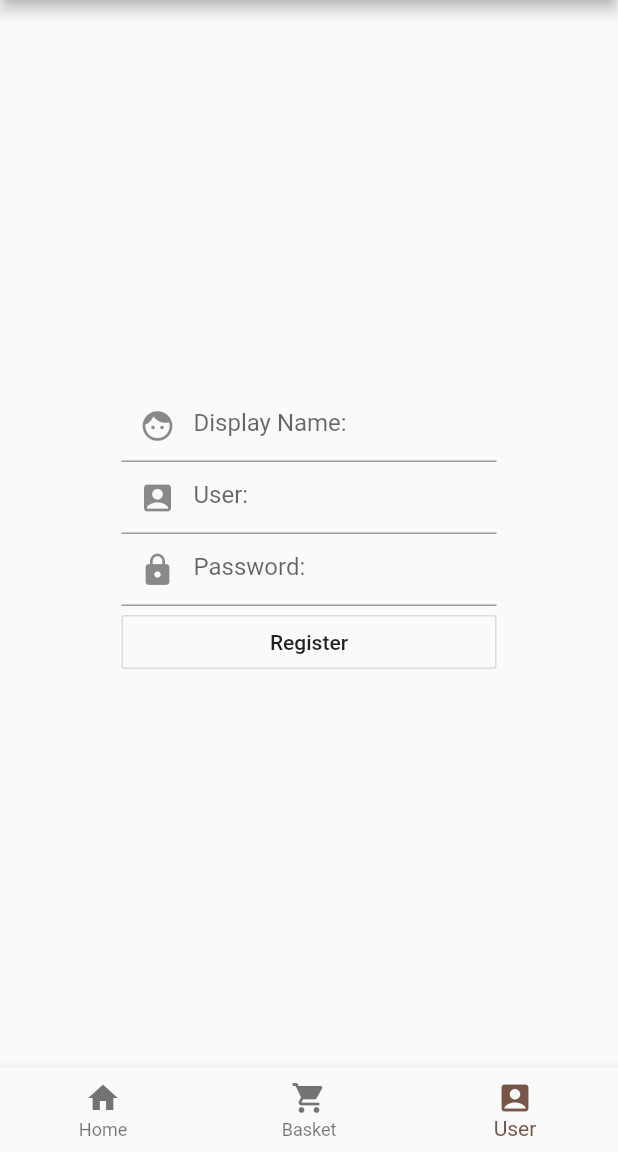
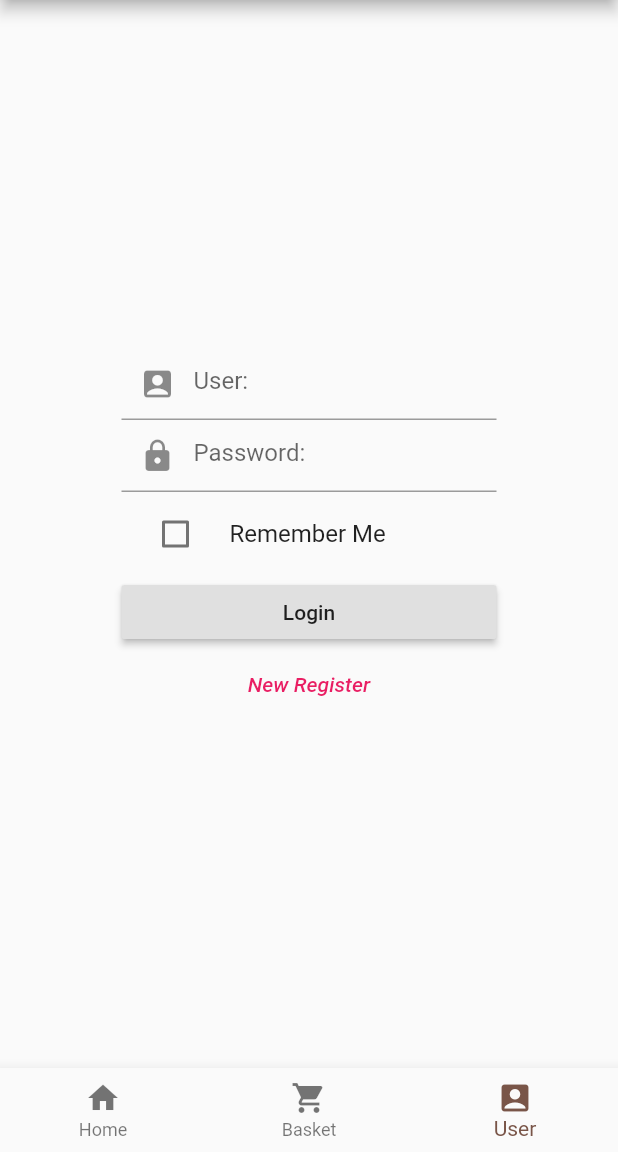
Before and after one commit to masterUNG/UngShoppee, a Flutter app: the screen it shows after launch, item 3 of the bottom bar chosen, on a phone screen of 412 x 824 dp, the part 84-1236 px from its top. Run offline on Flutter 3.47's test engine with Material 2 defaults, Android fonts, the phone set to English and light mode, and no system bars; our stand-ins replace carousel_slider, dio; network calls fail.

Commit message:
Swift Login and Register

```diff
--- a/lib/widget/about_user.dart
+++ b/lib/widget/about_user.dart
@@ -1,8 +1,6 @@
-import 'dart:convert';
-
 import 'package:dio/dio.dart';
 import 'package:flutter/material.dart';
-import 'package:ungshoppee/models/user_model.dart';
+import 'package:ungshoppee/widget/authen.dart';
 
 class AboutUser extends StatefulWidget {
   @override
@@ -12,9 +10,17 @@ class AboutUser extends StatefulWidget {
 class _AboutUserState extends State<AboutUser> {
   // Field
   String name, user, password;
-  bool status = true;
+  bool statusFlat = true, statusCheck;
+  Widget currentWidget;
 
   // Method
+  @override
+  void initState() {
+    super.initState();
+    currentWidget = Authen();
+    statusCheck = false;
+  }
+
   Widget registerButton() {
     return Container(
       width: 250.0,
@@ -43,9 +49,6 @@ class _AboutUserState extends State<AboutUser> {
     Response response = await Dio().get(url);
     if (response.toString() == 'true') {
       print('Register Success');
-      setState(() {
-        status = false;
-      });
     } else {
       print('Cannot Register');
     }
@@ -96,58 +99,6 @@ class _AboutUserState extends State<AboutUser> {
     );
   }
 
-  Widget loginButton() {
-    return Container(
-      width: 250.0,
-      child: RaisedButton(
-        child: Text('Login'),
-        onPressed: () {
-
-          if (user.isEmpty || password.isEmpty) {
-            print('Have Space');
-          } else {
-            checkAuthen();
-          }
-
-        },
-      ),
-    );
-  }
-
-  Future<void> checkAuthen()async{
-
-    String url = 'https://www.androidthai.in.th/ong/getUserWhereUser.php?isAdd=true&User=$user';
-    Response response = await Dio().get(url);
-
-    if (response.toString() == 'null') {
-      print('User False');
-    } else {
-
-      var result = json.decode(response.data);
-      for (var map in result) {
-        UserModel userModel = UserModel.fromJson(map);
-
-      }
-
-
-    }
-
-
-  }
-
-  Widget authenForm() {
-    return Center(
-      child: Column(
-        mainAxisSize: MainAxisSize.min,
-        children: <Widget>[
-          userForm(),
-          passwordForm(),
-          loginButton(),
-        ],
-      ),
-    );
-  }
-
   Widget registerForm() {
     return Center(
       child: Column(
@@ -157,13 +108,69 @@ class _AboutUserState extends State<AboutUser> {
           userForm(),
           passwordForm(),
           registerButton(),
+
         ],
+      ),
+    );
+  }
+
+  Widget loginFlatButton() {
+    return FlatButton(
+      onPressed: () {
+        setState(() {
+          currentWidget = Authen();
+        });
+      },
+      child: Text(
+        'Back to Login',
+        style: TextStyle(color: Colors.pink),
+      ),
+    );
+  }
+
+  Widget showContent() {
+    return currentWidget == null
+        ? Center(
+            child: CircularProgressIndicator(),
+          )
+        : currentWidget;
+  }
+
+  Widget flatButton() {
+
+    List<String> label = ['New Register', 'Back to Login'];
+
+    return FlatButton(
+      onPressed: () {
+        setState(() {
+          if (statusFlat) {
+            currentWidget = registerForm();
+            statusFlat = !statusFlat;
+          } else {
+            currentWidget = Authen();
+            statusFlat = !statusFlat;
+          }
+        });
+      },
+      child: Text(
+        statusFlat ? label[0] : label[1],
+        style: TextStyle(
+          color: Colors.pink,
+          fontStyle: FontStyle.italic,
+        ),
       ),
     );
   }
 
   @override
   Widget build(BuildContext context) {
-    return status ? registerForm() : authenForm();
+    return Center(
+      child: Column(mainAxisSize: MainAxisSize.min,
+        children: <Widget>[
+          showContent(),
+          flatButton(),
+        ],
+      ),
+    );
   }
 }
--- /dev/null
+++ b/lib/widget/authen.dart
@@ -0,0 +1,121 @@
+import 'dart:convert';
+
+import 'package:dio/dio.dart';
+import 'package:flutter/material.dart';
+import 'package:ungshoppee/models/user_model.dart';
+
+class Authen extends StatefulWidget {
+  @override
+  _AuthenState createState() => _AuthenState();
+}
+
+class _AuthenState extends State<Authen> {
+
+  // Field
+  String user, password;
+  bool statusCheck = false;
+
+  // Method
+
+  Widget authenForm() {
+    return Center(
+      child: Column(
+        mainAxisSize: MainAxisSize.min,
+        children: <Widget>[
+          userForm(),
+          passwordForm(),
+          rememberMe(),
+          loginButton(),
+
+        ],
+      ),
+    );
+  }
+
+  Widget rememberMe() {
+    return Container(
+      width: 250.0,
+      child: CheckboxListTile(
+        controlAffinity: ListTileControlAffinity.leading,
+        title: Text('Remember Me'),
+        onChanged: (bool value) {
+          setState(() {
+            statusCheck = value;
+            print('statusCheck = $statusCheck');
+          });
+        },
+        value: statusCheck == null ? false : statusCheck,
+      ),
+    );
+  }
+
+
+
+  Future<void> checkAuthen() async {
+    String url =
+        'https://www.androidthai.in.th/ong/getUserWhereUser.php?isAdd=true&User=$user';
+    Response response = await Dio().get(url);
+
+    if (response.toString() == 'null') {
+      print('User False');
+    } else {
+      var result = json.decode(response.data);
+      for (var map in result) {
+        UserModel userModel = UserModel.fromJson(map);
+      }
+    }
+  }
+
+  Widget loginButton() {
+    return Container(
+      width: 250.0,
+      child: RaisedButton(
+        child: Text('Login'),
+        onPressed: () {
+          if (user.isEmpty || password.isEmpty) {
+            print('Have Space');
+          } else {
+            checkAuthen();
+          }
+        },
+      ),
+    );
+  }
+
+
+  Widget passwordForm() {
+    return Container(
+      child: TextField(
+        onChanged: (String string) {
+          password = string.trim();
+        },
+        decoration: InputDecoration(
+          hintText: 'Password:',
+          prefixIcon: Icon(Icons.lock),
+        ),
+      ),
+      width: 250.0,
+    );
+  }
+
+
+  Widget userForm() {
+    return Container(
+      child: TextField(
+        onChanged: (String string) {
+          user = string.trim();
+        },
+        decoration: InputDecoration(
+          hintText: 'User:',
+          prefixIcon: Icon(Icons.account_box),
+        ),
+      ),
+      width: 250.0,
+    );
+  }
+
+  @override
+  Widget build(BuildContext context) {
+    return authenForm();
+  }
+}
```
